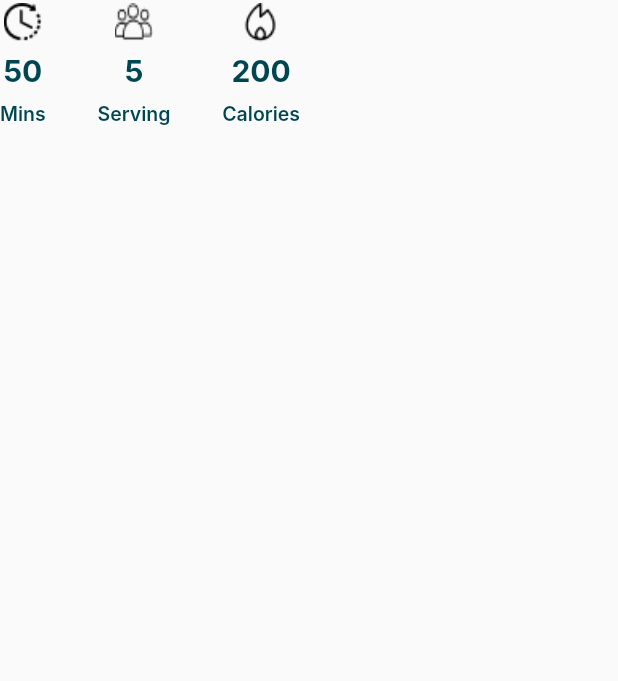
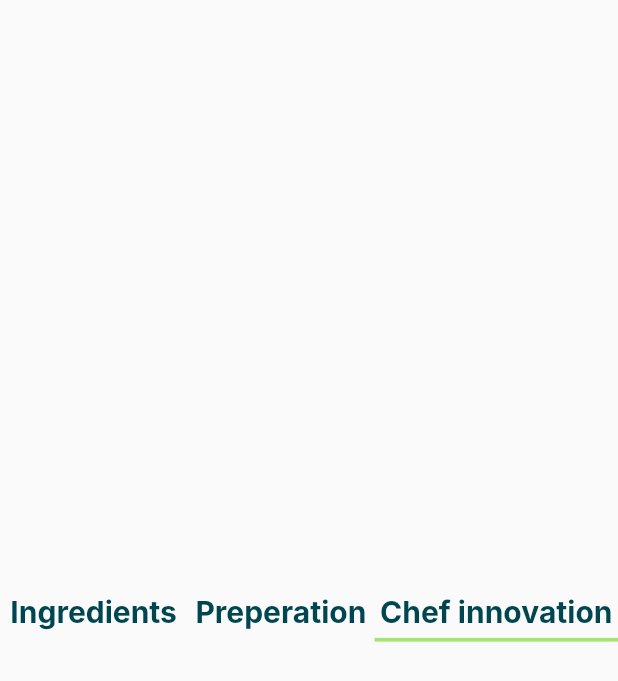
Before and after one commit to Muhammad-Alaqeel/Forked, a Flutter app: the test screen opened directly, on a phone screen of 412 x 824 dp. Shown: the top 681 px of the screen. Run offline on Flutter 3.47's test engine with Material 2 defaults, Android fonts, the light colour scheme and no system bars; our stand-ins replace dotted_border, get, like_button; Roboto replaces fonts that are missing (Inter).

Commit message:
finished 90% of  the view recipe

```diff
--- /dev/null
+++ b/forked/lib/Components/picker.dart
@@ -0,0 +1,123 @@
+import 'package:flutter/material.dart';
+import 'package:forked/Constants/styles.dart';
+
+class picker extends StatelessWidget {
+  int pickerIndex;
+  String first, second, third;
+  Color? color1, color2, color3;
+  Function()? f1,f2,f3;
+  picker(
+      {super.key,
+      this.f1,
+      this.f2,
+      this.f3,
+      required this.first,
+      required this.second,
+      required this.third,
+      required this.pickerIndex}) {
+    if (pickerIndex == 0) {
+      color1 = lightGreen;
+      color2 = Colors.transparent;
+      color3 = Colors.transparent;
+    } else if (pickerIndex == 1) {
+      color1 = Colors.transparent;
+      color2 = lightGreen;
+      color3 = Colors.transparent;
+    } else {
+      color1 = Colors.transparent;
+      color2 = Colors.transparent;
+      color3 = lightGreen;
+    }
+  }
+
+  @override
+  Widget build(BuildContext context) {
+    return Row(
+      mainAxisSize: MainAxisSize.max,
+      mainAxisAlignment: MainAxisAlignment.spaceEvenly,
+      children: [
+        Flexible(
+          flex: 10,
+          child: Material(
+            child: InkWell(
+              onTap: f1,
+              child: Container(
+                padding: EdgeInsets.only(bottom: 5),
+                alignment: Alignment.bottomCenter,
+                decoration: BoxDecoration(
+                  border: Border(
+                      bottom: BorderSide(
+                    width: 2.5,
+                    color: color1!,
+                  )),
+                ),
+                child: FittedBox(
+                  fit: BoxFit.fitWidth,
+                  child: Text(
+                    "$first",
+                    style: h2,
+                  ),
+                ),
+              ),
+            ),
+          ),
+        ),
+
+
+
+        Flexible(
+          flex: 10,
+          child: Material(
+            child: InkWell(
+              onTap: f2,
+              child: Container(
+                padding: EdgeInsets.only(bottom: 5),
+                alignment: Alignment.bottomCenter,
+                decoration: BoxDecoration(
+                  border: Border(
+                      bottom: BorderSide(
+                    width: 2.5,
+                    color: color2!,
+                  )),
+                ),
+                child: FittedBox(
+                  fit: BoxFit.fitWidth,
+                  child: Text(
+                    "$second",
+                    style: h2,
+                  ),
+                ),
+              ),
+            ),
+          ),
+        ),
+        Flexible(
+          flex: 13,
+          child: Material(
+            child: InkWell(
+              onTap: f3,
+              child: Container(
+                padding: EdgeInsets.only(bottom: 5),
+                alignment: Alignment.bottomCenter,
+                decoration: BoxDecoration(
+                  border: Border(
+                      bottom: BorderSide(
+                    width: 2.5,
+                    color: color3!,
+                  )),
+                ),
+                child: FittedBox(
+                  fit: BoxFit.fitWidth,
+                  child: Text(
+                    "$third",
+                    style: h2,
+                  ),
+                ),
+              ),
+            ),
+          ),
+        ),
+      ],
+    );
+  }
+}
--- a/forked/lib/Views/test.dart
+++ b/forked/lib/Views/test.dart
@@ -1,6 +1,7 @@
 import 'package:flutter/material.dart';
 import 'package:flutter/src/widgets/container.dart';
 import 'package:flutter/src/widgets/framework.dart';
+import 'package:forked/Components/picker.dart';
 
 import '../Components/Recipeinfo.dart';
 
@@ -10,12 +11,14 @@ class test extends StatelessWidget {
   @override
   Widget build(BuildContext context) {
     return Scaffold(
-      body: SafeArea(child:
-      SizedBox(
-        height: 100,width: 200,
-      child: RecipeInfo(cal: "200",serving: "5",time: "50",))
+      body: Column(
+          mainAxisAlignment: MainAxisAlignment.center,
+          crossAxisAlignment: CrossAxisAlignment.stretch,
+        children: [
 
-      ),
+          picker(first: "Ingredients", second: "Preperation", third: "Chef innovation", pickerIndex: 2),
+        ],
+      )
     );
   }
 }
--- a/forked/lib/main.dart
+++ b/forked/lib/main.dart
@@ -6,6 +6,7 @@ import 'package:forked/Views/ViewRecipe.dart';
 
 
 import 'package:forked/Views/khuloudTest.dart';
+import 'package:forked/Views/test.dart';
 import 'package:forked/Views/testing.dart';
 import 'package:get/get.dart';
 import 'package:forked/Routes/Router.dart';
@@ -41,7 +42,6 @@ class MyApp extends StatelessWidget {
 
 
 
-
 // ingredients: [
 
 //   SizedBox(),
```
Also changed, not shown: forked/lib/Components/preparations_details.dart (+7 -34 lines), forked/lib/Controllers/viewRecipeController.dart (added, +112 -0 lines), forked/lib/Models/Recipie.dart (+9 -0 lines), forked/lib/Views/ViewRecipe.dart (+68 -2 lines).
